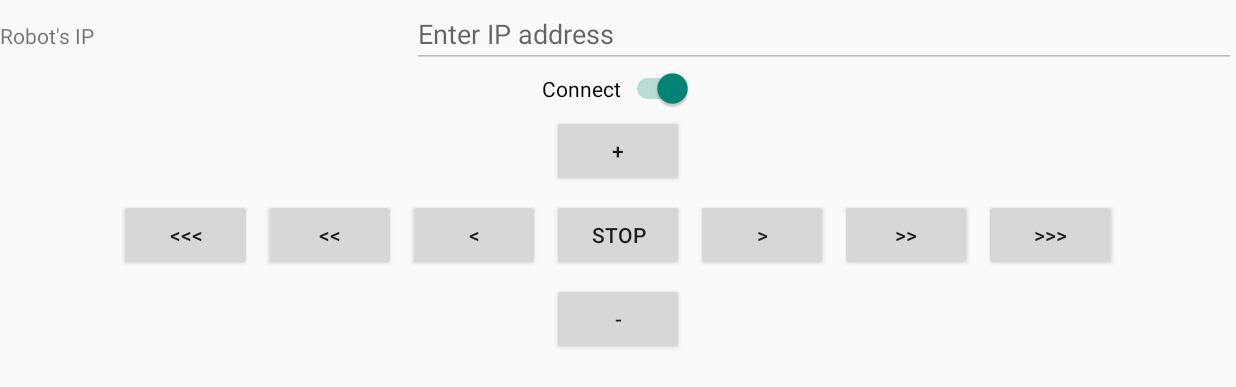
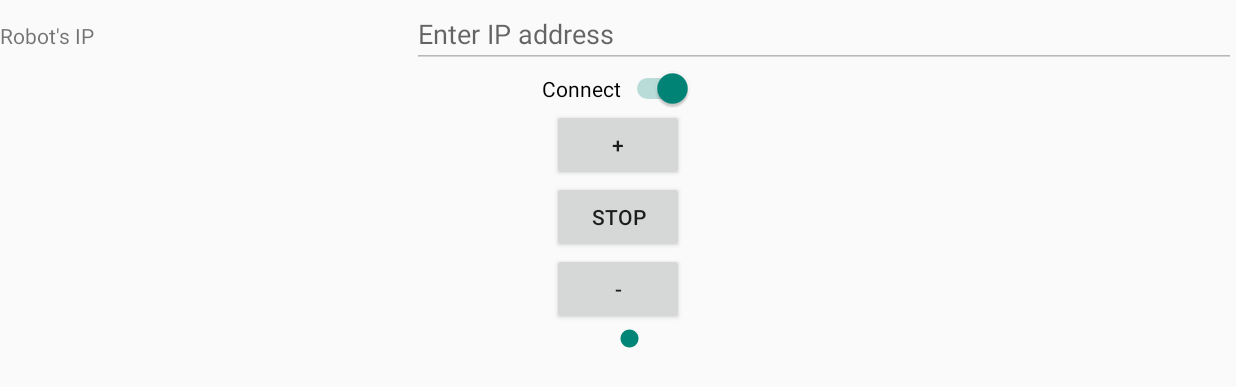
Before and after one commit to keithmendozasr/DuinoMote, an Android app: the screen it shows after launch (MainActivity), after a tap on "Connect", on a phone screen of 824 x 412 dp (held sideways). Shown: the top 387 px of the screen. Run offline under Robolectric (Android 15) with nearby library versions, the phone set to English and light mode, and no system bars.

Commit message:
Modified steering to seek bar

```diff
--- a/app/src/main/java/info/homepluspower/arduino/duinomote/MainActivity.java
+++ b/app/src/main/java/info/homepluspower/arduino/duinomote/MainActivity.java
@@ -19,34 +19,49 @@ package info.homepluspower.arduino.duinomote;
 import android.app.Activity;
 import android.os.Bundle;
 import android.view.View;
-import android.widget.GridLayout;
+import android.widget.EditText;
 import android.widget.Switch;
-import android.widget.EditText;
+import android.widget.Button;
+import android.widget.SeekBar;
 
 public class MainActivity extends Activity {
     private final static String LogTag = MainActivity.class.getName();
+    private Button speedUpBtn, stopBtn, speedDownBtn;
+    private SeekBar steerBar;
+    private EditText robotIPText;
 
     @Override
     protected void onCreate(Bundle savedInstanceState) {
         super.onCreate(savedInstanceState);
 
         setContentView(R.layout.activity_main);
+
+        speedUpBtn      = (Button) findViewById(R.id.speedUpBtn);
+        stopBtn         = (Button) findViewById(R.id.stopBtn);
+        speedDownBtn    = (Button) findViewById(R.id.speedDownBtn);
+        steerBar        = (SeekBar) findViewById(R.id.steerBar);
+        robotIPText     = (EditText) findViewById(R.id.robotIPText);
+    }
+
+    private void setControlVisibility(boolean visible)
+    {
+        int visibility = (visible ? View.VISIBLE : View.INVISIBLE);
+
+        speedUpBtn.setVisibility(visibility);
+        stopBtn.setVisibility(visibility);
+        speedDownBtn.setVisibility(visibility);
+        steerBar.setVisibility(visibility);
+
+        robotIPText.setEnabled(!visible);
     }
 
     //Handle "Connect" being switched
     public void onActivateClicked(View v)
     {
-        GridLayout controls = (GridLayout) findViewById(R.id.controlLayout);
-
         Switch s = (Switch)v;
-        if(s.isChecked()) {
-            controls.setVisibility(View.VISIBLE);
-            ((EditText)findViewById(R.id.robotIPText)).setEnabled(false);
-        }
+        if(s.isChecked())
+            setControlVisibility(true);
         else
-        {
-            controls.setVisibility(View.INVISIBLE);
-            ((EditText)findViewById(R.id.robotIPText)).setEnabled(true);
-        }
+            setControlVisibility(false);
     }
 }
--- a/app/src/main/res/layout/activity_main.xml
+++ b/app/src/main/res/layout/activity_main.xml
@@ -57,59 +57,41 @@
         android:id="@+id/activateSwitch"
         android:onClick="onActivateClicked" />
 
-    <GridLayout
-        android:layout_columnSpan="2"
-        android:columnCount="7"
-        android:orientation="horizontal"
-        android:layout_width="wrap_content"
-        android:layout_height="wrap_content"
-        android:layout_gravity="center_horizontal"
-        android:useDefaultMargins="true"
-        android:visibility="invisible"
-        android:id="@+id/controlLayout">
-
     <Button
         android:text="@string/speedUpBtnLabel"
         android:id="@+id/speedUpBtn"
         android:layout_columnSpan="4"
         android:layout_width="wrap_content"
-            android:layout_column="3" />
-
-        <Button
-            android:text="@string/leftFastIcon"
-            android:id="@+id/leftMaxBtn" />
-
-        <Button
-                android:text="@string/leftMedIcon"
-                android:id="@+id/leftMedBtn" />
-
-        <Button
-                android:text="@string/leftSlowIcon"
-                android:id="@+id/leftSlowBtn" />
+        android:layout_column="3"
+        android:layout_height="wrap_content"
+        android:visibility="invisible" />
 
     <Button
             android:text="@string/stopBtnLabel"
-                android:id="@+id/stopBtn" />
-
-        <Button
-                android:text="@string/rightSlowIcon"
-                android:id="@+id/rightSlowBtn" />
-
-        <Button
-                android:text="@string/rightMedIcon"
-                android:id="@+id/rightMedBtn" />
-
-        <Button
-                android:text="@string/rightFastIcon"
-                android:id="@+id/rightFastBtn" />
+            android:id="@+id/stopBtn"
+        android:layout_width="wrap_content"
+        android:layout_height="wrap_content"
+        android:visibility="invisible" />
 
     <Button
             android:text="@string/speedDownBtnLabel"
             android:id="@+id/speedDownBtn"
         android:layout_row="4"
         android:layout_columnSpan="4"
-            android:layout_column="3" />
+        android:layout_column="3"
+        android:layout_width="wrap_content"
+        android:layout_height="wrap_content"
+        android:visibility="invisible" />
 
-    </GridLayout>
+    <SeekBar
+        android:layout_width="match_parent"
+        android:layout_height="wrap_content"
+        android:id="@+id/steerBar"
+        android:layout_gravity="center_horizontal"
+        android:max="500"
+        android:progress="255"
+        android:splitTrack="false"
+        android:progressDrawable="@android:color/transparent"
+        android:visibility="invisible" />
 
 </LinearLayout>
```
Lines whose indentation alone changed are shown as unchanged.
